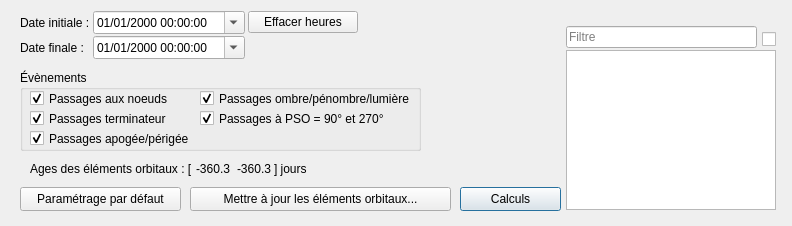
Above: src/interface/onglets/previsions/calculsevenementsorbitaux.ui from mconsidine/previsat-git before the change. Below: the same form after it.
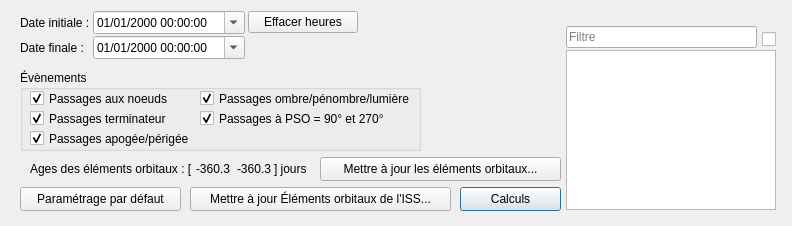
That is the form after the change.

Commit message: Ajout du bouton de mise a jour des elements orbitaux de l'ISS dans l'onglet du calcul des evenements orbitaux

```diff
--- a/src/interface/onglets/previsions/calculsevenementsorbitaux.ui
+++ b/src/interface/onglets/previsions/calculsevenementsorbitaux.ui
@@ -385,9 +385,9 @@
   <widget class="QPushButton" name="majElementsOrbitaux">
    <property name="geometry">
     <rect>
-     <x>190</x>
-     <y>187</y>
-     <width>261</width>
+     <x>320</x>
+     <y>157</y>
+     <width>241</width>
      <height>24</height>
     </rect>
    </property>
@@ -408,6 +408,19 @@
     <string/>
    </property>
   </widget>
+  <widget class="QPushButton" name="majElementsOrbitauxIss">
+   <property name="geometry">
+    <rect>
+     <x>190</x>
+     <y>187</y>
+     <width>261</width>
+     <height>24</height>
+    </rect>
+   </property>
+   <property name="text">
+    <string>Mettre à jour Éléments orbitaux de l'ISS...</string>
+   </property>
+  </widget>
  </widget>
  <resources/>
  <connections/>
```
The commit also changes 5 other files.
